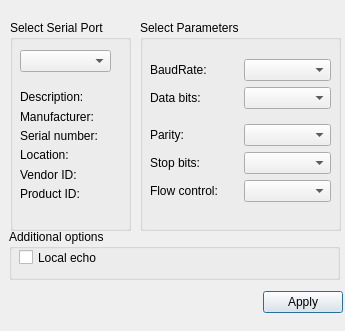
Qt form settingsdialog.ui (zhouscd/X100control) before a commit.
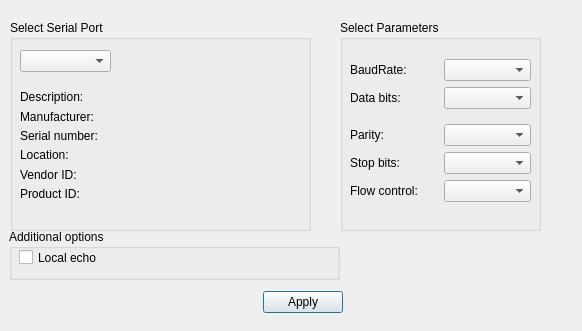
The same form after that commit.

Patch:
```diff
--- a/settingsdialog.ui
+++ b/settingsdialog.ui
@@ -6,7 +6,7 @@
    <rect>
     <x>0</x>
     <y>0</y>
-    <width>345</width>
+    <width>582</width>
     <height>331</height>
    </rect>
   </property>
@@ -24,7 +24,7 @@
     <rect>
      <x>10</x>
      <y>20</y>
-     <width>121</width>
+     <width>301</width>
      <height>211</height>
     </rect>
    </property>
@@ -46,7 +46,7 @@
      <rect>
       <x>10</x>
       <y>70</y>
-      <width>91</width>
+      <width>271</width>
       <height>110</height>
      </rect>
     </property>
@@ -99,7 +99,7 @@
   <widget class="QGroupBox" name="ParametersBox">
    <property name="geometry">
     <rect>
-     <x>140</x>
+     <x>340</x>
      <y>20</y>
      <width>201</width>
      <height>211</height>
```
Left out of the diff: 3 changed lines with no effect on the pictures.
